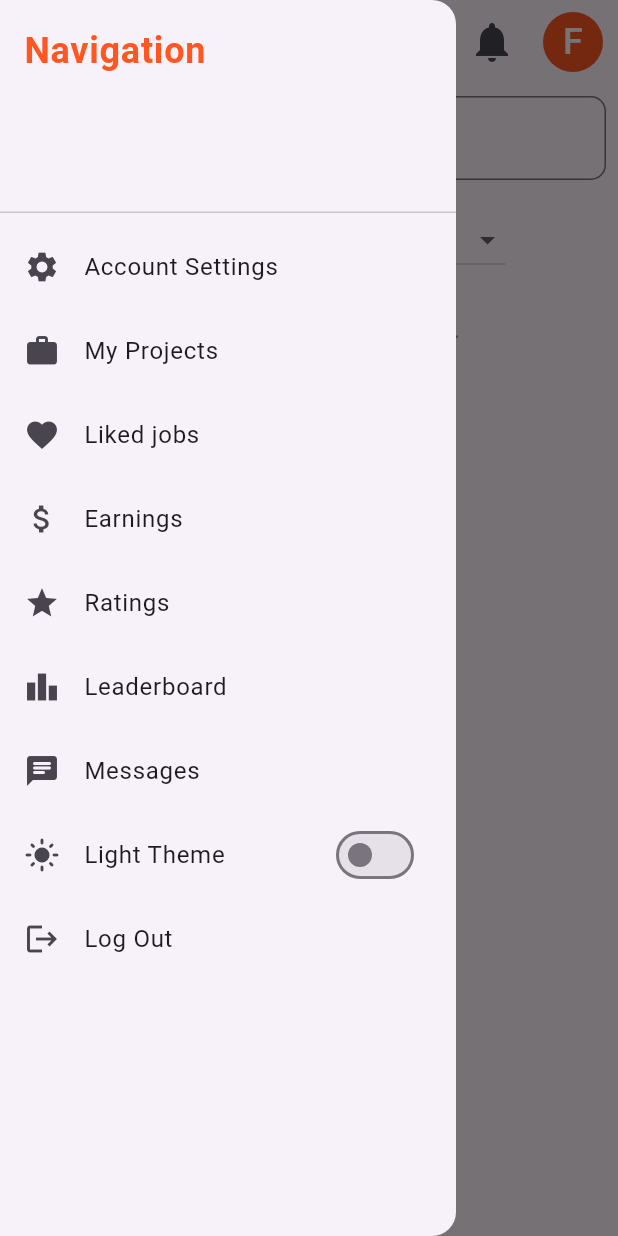
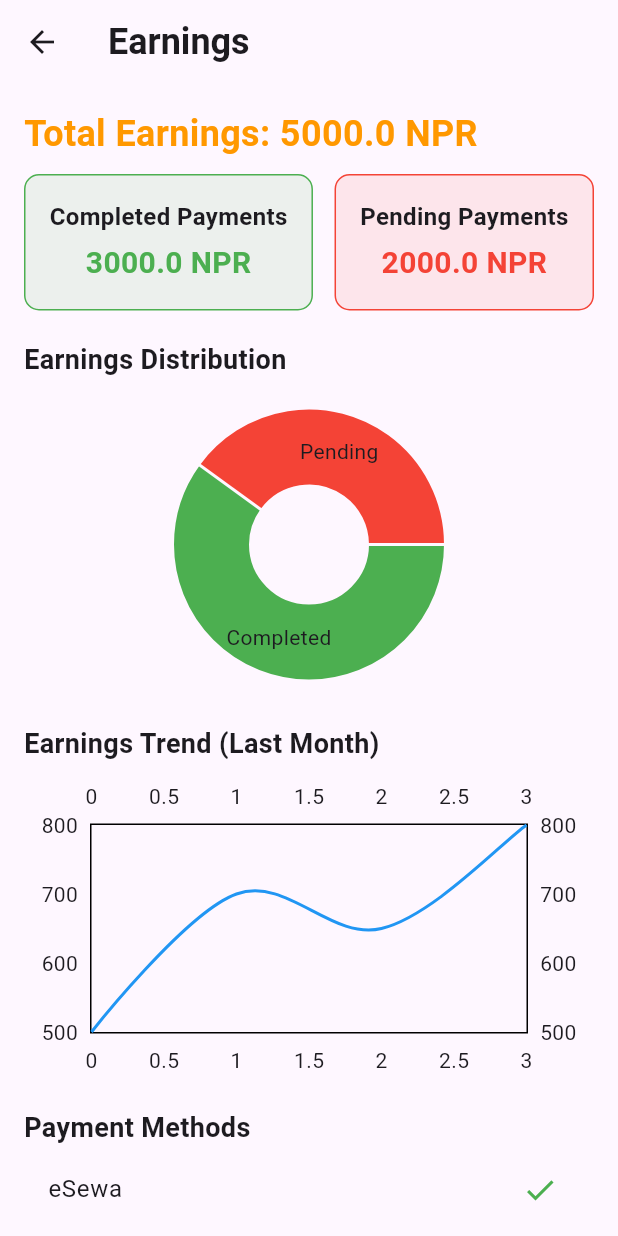
Before and after one commit to Saurabh-Grg/frontend_onehive, a Flutter app: the FreelancerDashboard screen opened by its route, in the side drawer, after a tap on "Earnings", on a phone screen of 412 x 824 dp. Run offline on Flutter 3.47's test engine with Material 3 defaults, Android fonts, the phone set to English and light mode, and no system bars; drawn by our look-alikes of fl_chart; our stand-ins replace file_picker, flutter_rating_bar, get, image_picker, shared_preferences, socket_io_client and 2 more; missing offline and left inert: flutter_inappwebview; accounts and stored records are empty; network calls fail.

Commit message:
added code for the earnings page UI

```diff
--- /dev/null
+++ b/lib/controllers/EarningController.dart
@@ -0,0 +1,13 @@
+import 'package:get/get.dart';
+
+// Controller for Earnings data
+class EarningsController extends GetxController {
+  var totalEarnings = 5000.0.obs; // Example total earnings in NPR
+  var completedPayments = 3000.0.obs; // Completed payments in NPR
+  var pendingPayments = 2000.0.obs; // Pending payments in NPR
+  var recentTransactions = [
+    {'jobTitle': 'Website Design', 'amount': 1500, 'status': 'Completed', 'date': '2025-01-08'},
+    {'jobTitle': 'App Development', 'amount': 2000, 'status': 'Pending', 'date': '2025-01-05'},
+    {'jobTitle': 'SEO Optimization', 'amount': 500, 'status': 'Completed', 'date': '2025-01-02'},
+  ].obs; // Example recent transactions
+}
--- a/lib/main.dart
+++ b/lib/main.dart
@@ -4,6 +4,7 @@ import 'package:onehive_frontend/providers/client_profile_provider.dart';
 import 'package:onehive_frontend/providers/jobProvider.dart';
 import 'package:onehive_frontend/providers/user_provider.dart';
 import 'package:onehive_frontend/screens/ChatListPage.dart';
+import 'package:onehive_frontend/screens/EarningsPage.dart';
 import 'package:onehive_frontend/screens/LeaderboardScreen.dart';
 import 'package:onehive_frontend/screens/RatingScreen.dart';
 import 'package:onehive_frontend/screens/SubmitReviewScreen.dart';
@@ -12,7 +13,6 @@ import 'package:onehive_frontend/screens/freelancer_dashboard.dart';
 import 'package:onehive_frontend/screens/login_form.dart';
 import 'package:onehive_frontend/screens/total_proposal_view.dart';
 import 'package:onehive_frontend/screens/welcome_screen.dart';
-import 'package:onehive_frontend/services/SocketService.dart';
 import 'package:onehive_frontend/services/job_posting_service.dart';
 import 'package:provider/provider.dart';
 
@@ -28,7 +28,6 @@ class OneHive extends StatelessWidget {
       theme: ThemeData(
           primarySwatch: Colors.orange
       ),
-      // home: WelcomeScreen(),
       getPages: [
         GetPage(name: '/', page: () => WelcomeScreen()),
         GetPage(name: '/login', page: () => LoginForm()),
@@ -39,6 +38,7 @@ class OneHive extends StatelessWidget {
         GetPage(name: '/SubmitReviewScreen', page: () => SubmitReviewScreen()),
         GetPage(name: '/totalProposal', page: () => TotalProposalsView()),
         GetPage(name: '/chatListPage', page: () => ChatListPage()),
+        GetPage(name: '/earnings', page: () => EarningsPage()),
         // GetPage(name: '/SubmitReviewScreen', page: () => SubmitReviewScreen()),
       ],
     );
--- /dev/null
+++ b/lib/screens/EarningsPage.dart
@@ -0,0 +1,193 @@
+import 'package:flutter/material.dart';
+import 'package:get/get.dart';
+import '../controllers/EarningController.dart';
+import 'package:fl_chart/fl_chart.dart'; // Add fl_chart dependency
+
+// EarningsPage - The UI page for Earnings
+class EarningsPage extends StatelessWidget {
+  // Get the EarningsController instance
+  final EarningsController earningsController = Get.put(EarningsController());
+
+  @override
+  Widget build(BuildContext context) {
+    return Scaffold(
+      appBar: AppBar(
+        title: Text('Earnings', style: TextStyle(fontSize: 24, fontWeight: FontWeight.bold)),
+      ),
+      body: SingleChildScrollView(
+        child: Padding(
+          padding: const EdgeInsets.all(16.0),
+          child: Column(
+            crossAxisAlignment: CrossAxisAlignment.start,
+            children: [
+              // Total Earnings
+              Text(
+                'Total Earnings: ${earningsController.totalEarnings.value} NPR',
+                style: TextStyle(fontSize: 24, fontWeight: FontWeight.bold, color: Colors.orange),
+              ),
+              SizedBox(height: 10),
+              // Completed and Pending Earnings
+              Row(
+                mainAxisAlignment: MainAxisAlignment.spaceBetween,
+                children: [
+                  _buildEarningsCard('Completed Payments', earningsController.completedPayments.value, Colors.green),
+                  _buildEarningsCard('Pending Payments', earningsController.pendingPayments.value, Colors.red),
+                ],
+              ),
+              SizedBox(height: 20),
+              // Earnings Distribution (Graph)
+              Text('Earnings Distribution', style: TextStyle(fontSize: 18, fontWeight: FontWeight.bold)),
+              SizedBox(height: 10),
+              _buildEarningsGraph(),
+              SizedBox(height: 20),
+              // Earnings Trend (Graph)
+              Text('Earnings Trend (Last Month)', style: TextStyle(fontSize: 18, fontWeight: FontWeight.bold)),
+              SizedBox(height: 10),
+              _buildEarningsTrendGraph(),
+              SizedBox(height: 20),
+              // Payment Methods
+              Text('Payment Methods', style: TextStyle(fontSize: 18, fontWeight: FontWeight.bold)),
+              _buildPaymentMethods(),
+              SizedBox(height: 20),
+              // Recent Transactions List
+              Text('Recent Transactions', style: TextStyle(fontSize: 18, fontWeight: FontWeight.bold)),
+              Container(
+                height: 300,
+                child: Obx(() {
+                  return ListView.builder(
+                    itemCount: earningsController.recentTransactions.length,
+                    itemBuilder: (context, index) {
+                      var transaction = earningsController.recentTransactions[index];
+                      return Card(
+                        margin: EdgeInsets.symmetric(vertical: 8),
+                        elevation: 4,
+                        child: ListTile(
+                          leading: Icon(Icons.attach_money),
+                          title: Text('${transaction['jobTitle']}'),
+                          subtitle: Text('Amount: ${transaction['amount']} NPR'),
+                          trailing: Text(transaction['status'].toString(), style: TextStyle(color: transaction['status'] == 'Completed' ? Colors.green : Colors.red)),
+                        ),
+                      );
+                    },
+                  );
+                }),
+              ),
+              // Filter by Date Range (optional)
+              Padding(
+                padding: const EdgeInsets.symmetric(vertical: 8),
+                child: ElevatedButton(
+                  onPressed: () {
+                    // Show date range picker for filtering transactions
+                  },
+                  child: Text('Filter by Date Range'),
+                ),
+              ),
+            ],
+          ),
+        ),
+      ),
+    );
+  }
+
+  // Earnings card for completed and pending payments
+  Widget _buildEarningsCard(String title, double amount, Color color) {
+    return Container(
+      padding: EdgeInsets.all(16),
+      decoration: BoxDecoration(
+        color: color.withOpacity(0.1),
+        borderRadius: BorderRadius.circular(10),
+        border: Border.all(color: color),
+      ),
+      child: Column(
+        children: [
+          Text(title, style: TextStyle(fontSize: 16, fontWeight: FontWeight.bold)),
+          SizedBox(height: 5),
+          Text('$amount NPR', style: TextStyle(fontSize: 20, fontWeight: FontWeight.bold, color: color)),
+        ],
+      ),
+    );
+  }
+
+  // Earnings Distribution Graph (Completed vs Pending)
+  Widget _buildEarningsGraph() {
+    return Container(
+      height: 200,
+      child: PieChart(
+        PieChartData(
+          sections: [
+            PieChartSectionData(
+              value: earningsController.completedPayments.value,
+              color: Colors.green,
+              title: 'Completed',
+              radius: 50,
+            ),
+            PieChartSectionData(
+              value: earningsController.pendingPayments.value,
+              color: Colors.red,
+              title: 'Pending',
+              radius: 50,
+            ),
+          ],
+          borderData: FlBorderData(show: false),
+          centerSpaceRadius: 40,
+        ),
+      ),
+    );
+  }
+
+  // Earnings Trend Graph (Last Month)
+  Widget _buildEarningsTrendGraph() {
+    return Container(
+      height: 200,
+      child: LineChart(
+        LineChartData(
+          gridData: FlGridData(show: false),
+          titlesData: FlTitlesData(show: true),
+          borderData: FlBorderData(show: true),
+          lineBarsData: [
+            LineChartBarData(
+              spots: [
+                FlSpot(0, 500),
+                FlSpot(1, 700),
+                FlSpot(2, 650),
+                FlSpot(3, 800),
+              ],
+              isCurved: true,
+              color: Colors.blue,
+              dotData: FlDotData(show: false),
+              belowBarData: BarAreaData(show: false),
+            ),
+          ],
+        ),
+      ),
+    );
+  }
+
+  // Payment Methods Display
+  Widget _buildPaymentMethods() {
+    return Column(
+      children: [
+        ListTile(
+          title: Text('eSewa'),
+          trailing: Icon(Icons.check, color: Colors.green),
+        ),
+        ListTile(
+          title: Text('Bank Transfer'),
+          trailing: Icon(Icons.check, color: Colors.green),
+        ),
+        ListTile(
+          title: Text('Cash'),
+          trailing: Icon(Icons.close, color: Colors.red),
+        ),
+      ],
+    );
+  }
+}
+
+// EarningsData model for the graph
+class EarningsData {
+  final String status;
+  final double amount;
+
+  EarningsData(this.status, this.amount);
+}
--- a/lib/screens/freelancer_dashboard.dart
+++ b/lib/screens/freelancer_dashboard.dart
@@ -639,35 +639,6 @@ class _FreelancerDashboardState extends State<FreelancerDashboard> {
     // print('Comment submitted for job ID $jobId: $comment');
   }
 
-  // void _showNotifications(BuildContext context) {
-  //   // This method will show the notifications in a dialog
-  //   showDialog(
-  //     context: context,
-  //     builder: (BuildContext context) {
-  //       return AlertDialog(
-  //         title: Text('Notifications'),
-  //         content: SingleChildScrollView(
-  //           child: ListBody(
-  //             children: <Widget>[
-  //               Text('Notification 1: Your job has been posted.'),
-  //               Text('Notification 2: You received a new proposal.'),
-  //               Text('Notification 3: A freelancer accepted your job.'),
-  //               // Add more notifications as needed
-  //             ],
-  //           ),
-  //         ),
-  //         actions: <Widget>[
-  //           TextButton(
-  //             child: Text('Close'),
-  //             onPressed: () {
-  //               Navigator.of(context).pop();
-  //             },
-  //           ),
-  //         ],
-  //       );
-  //     },
-  //   );
-  // }
 
   Widget _buildDrawer(BuildContext context) {
     return Drawer(
@@ -715,6 +686,7 @@ class _FreelancerDashboardState extends State<FreelancerDashboard> {
             title: Text('Earnings'),
             onTap: () {
               // Implement navigation to Earnings
+              Get.toNamed('/earnings');
             },
           ),
           ListTile(
--- a/lib/screens/welcome_screen.dart
+++ b/lib/screens/welcome_screen.dart
@@ -1,5 +1,6 @@
 import 'package:flutter/material.dart';
 import 'package:get/get.dart';
+import 'package:onehive_frontend/screens/PaymentPage.dart';
 import 'login_form.dart';
 
 
--- a/pubspec.yaml
+++ b/pubspec.yaml
@@ -47,6 +47,7 @@ dependencies:
   socket_io_client: ^3.0.2
   webview_flutter: ^4.10.0
   flutter_inappwebview: ^6.1.5
+  fl_chart: ^0.70.1
 
 dev_dependencies:
   flutter_test:
```
Also changed, not shown: lib/controllers/PaymentController.dart (line endings or trailing spaces), pubspec.lock.
